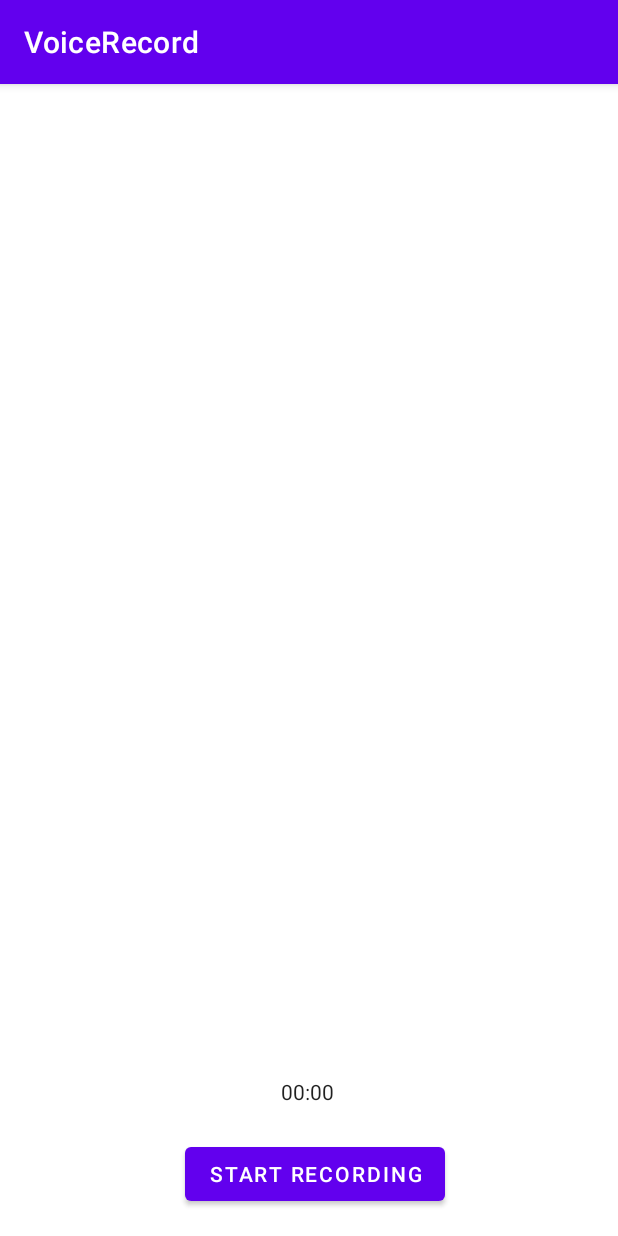
After one commit to MobileDevErgasia/MobileDevErgasia, an Android app: the VoiceRecordActivity screen opened directly, with no data from a screen before it, on a phone screen of 412 x 824 dp. The commit adds this screen. Run offline under Robolectric (Android 15) with nearby library versions, the phone set to English and light mode, and no system bars.

Commit message:
VoiceRecordActivity

```diff
--- a/app/src/main/AndroidManifest.xml
+++ b/app/src/main/AndroidManifest.xml
@@ -2,6 +2,9 @@
 <manifest xmlns:android="http://schemas.android.com/apk/res/android"
     package="com.example.mobiledevergasia">
 
+    <uses-permission android:name="android.permission.RECORD_AUDIO" />
+    <uses-permission android:name="android.permission.WRITE_EXTERNAL_STORAGE"/>
+    <uses-permission android:name="android.permission.READ_EXTERNAL_STORAGE"/>
     <application
         android:allowBackup="true"
         android:icon="@mipmap/ic_launcher"
@@ -9,6 +12,8 @@
         android:roundIcon="@mipmap/ic_launcher_round"
         android:supportsRtl="true"
         android:theme="@style/Theme.MobileDevErgasia">
+        <activity android:name=".VoiceRecordActivity"></activity>
+
         <activity android:name=".MainActivity">
             <intent-filter>
                 <action android:name="android.intent.action.MAIN" />
--- /dev/null
+++ b/app/src/main/java/com/example/mobiledevergasia/CustomArrayAdapter.java
@@ -0,0 +1,40 @@
+package com.example.mobiledevergasia;
+
+import android.content.Context;
+import android.view.LayoutInflater;
+import android.view.View;
+import android.view.ViewGroup;
+import android.widget.ArrayAdapter;
+import android.widget.ImageView;
+import android.widget.TextView;
+
+
+import androidx.annotation.NonNull;
+import androidx.annotation.Nullable;
+
+
+import java.util.ArrayList;
+
+public class CustomArrayAdapter extends ArrayAdapter<CustomItem> {
+    public CustomArrayAdapter(@NonNull Context context, int resource, @NonNull ArrayList<CustomItem> customLists ) {
+        super(context, resource, customLists);
+    }
+
+    @NonNull
+    @Override
+    public View getView(int position, @Nullable View convertView, @NonNull ViewGroup parent) {
+        View listItemView=convertView;
+        if (listItemView == null){
+            listItemView= LayoutInflater.from(getContext()).inflate(R.layout.line_layout,parent,false);
+        }
+
+        CustomItem currentItem= getItem(position);
+        ImageView image=(ImageView)listItemView.findViewById(R.id.image);
+        TextView desc=listItemView.findViewById(R.id.desc);
+        desc.setText(currentItem.getDesc());
+
+        return listItemView;
+
+    }
+
+}
--- /dev/null
+++ b/app/src/main/java/com/example/mobiledevergasia/CustomListHandler.java
@@ -0,0 +1,102 @@
+package com.example.mobiledevergasia;
+
+import android.content.Context;
+import android.media.MediaPlayer;
+import android.view.View;
+import android.widget.AdapterView;
+import android.widget.Chronometer;
+import android.widget.ListView;
+
+import java.io.File;
+import java.io.IOException;
+import java.util.ArrayList;
+
+public class CustomListHandler {
+
+    private final ArrayList<CustomItem> myList;
+    private ListView myListView;
+    private CustomArrayAdapter arrayAdapter;
+    private MediaPlayer mediaPlayer;
+
+    private boolean playing=false;
+
+    public CustomListHandler(View view, Context context){
+        myListView=view.findViewById(R.id.listView);
+        myList=new ArrayList<>();
+
+        File directory = new File(view.getContext().getExternalFilesDir(null) + "/MyRecording/"+"");
+        File[] files = directory.listFiles();
+
+        int fileLength=files.length;
+        //βαζει στην λιστα ολα τα αρχεια που υπαρχουν αποθηκευμενα
+        for (int i=0;i<fileLength;i++){
+            myList.add(new CustomItem(files[i].toString(),"" + i)); //Το i θα αλλαξει οταν βαλουμε την βαση
+
+        }
+
+        myListView.setOnItemClickListener(new AdapterView.OnItemClickListener() {
+            @Override
+            public void onItemClick(AdapterView<?> parent, View view, int position, long id) {
+                CustomItem item = (CustomItem)parent.getItemAtPosition(position);
+                if (!playing){
+                    System.out.println(" Ξεκιναω !!!");
+                    play(item.getPath());
+                }else{
+                    stop();
+                    System.out.println(" Σταματαω !!!!~");
+                }
+            }
+        });
+        arrayAdapter = new CustomArrayAdapter(context,0,myList);
+        myListView.setAdapter(arrayAdapter);
+    }
+
+    public void add(String path,String desc){
+        myList.add(new CustomItem(path,desc));
+        arrayAdapter.notifyDataSetChanged();
+    }
+
+    /**
+     * Παιζει την ηχογραφηση που πατηθηκε
+     * @param filePath το μονοπατι του αρχειου
+     */
+    protected  void play(String filePath){
+        //TODO : otan paizei kati kai patisw record,na stamatisei,ama kanw record na min ginetai tpt na patithoun ta alla.
+        //TODO : pote kanw release to mediaplayer.
+        mediaPlayer = new MediaPlayer();
+        playing=true;
+
+        try{
+
+            mediaPlayer.setDataSource(filePath);
+            mediaPlayer.prepare();
+            mediaPlayer.start();
+
+        }catch (IOException e){
+            e.printStackTrace();
+        }
+    }
+
+    /**
+     * Σταματανε να παιζουν ολα για να γινει ηχογραφηση
+     */
+    protected void stop(){
+        playing=false;
+        if(mediaPlayer!=null){
+            if(mediaPlayer.isPlaying()){
+                mediaPlayer.release();
+                mediaPlayer=null;
+            }
+        }
+    }
+
+    /**
+     * Αποδεσμευση του mediaplayer.Χρησιμοποιειται απο την VoiceRecordActivity
+     */
+    protected void clear(){
+        if (mediaPlayer != null) {
+            mediaPlayer.release();
+            mediaPlayer = null;
+        }
+    }
+}
--- /dev/null
+++ b/app/src/main/res/layout/activity_voice_record.xml
@@ -0,0 +1,61 @@
+<?xml version="1.0" encoding="utf-8"?>
+<androidx.constraintlayout.widget.ConstraintLayout xmlns:android="http://schemas.android.com/apk/res/android"
+    xmlns:app="http://schemas.android.com/apk/res-auto"
+    xmlns:tools="http://schemas.android.com/tools"
+    android:layout_width="match_parent"
+    android:layout_height="match_parent"
+    tools:context=".VoiceRecordActivity"
+    android:id="@+id/voiceRecord">
+
+
+    <Chronometer
+        android:id="@+id/simpleChronometer"
+        android:layout_width="wrap_content"
+        android:layout_height="wrap_content"
+        app:layout_constraintBottom_toBottomOf="parent"
+        app:layout_constraintEnd_toEndOf="parent"
+        app:layout_constraintHorizontal_bias="0.498"
+        app:layout_constraintStart_toStartOf="parent"
+        app:layout_constraintTop_toTopOf="parent"
+        app:layout_constraintVertical_bias="0.884" />
+
+    <Button
+        android:id="@+id/button"
+        android:layout_width="wrap_content"
+        android:layout_height="wrap_content"
+        android:text="@string/start_recording"
+        app:layout_constraintBottom_toBottomOf="parent"
+        app:layout_constraintEnd_toEndOf="parent"
+        app:layout_constraintHorizontal_bias="0.517"
+        app:layout_constraintStart_toStartOf="parent"
+        app:layout_constraintTop_toTopOf="parent"
+        app:layout_constraintVertical_bias="0.976" />
+
+    <ListView
+        android:id="@+id/listView"
+        android:layout_width="match_parent"
+        android:layout_height="300dp"
+        android:layout_marginTop="8dp"
+        android:layout_marginBottom="336dp"
+        android:background="#FFFFFF"
+        app:layout_constraintBottom_toTopOf="@+id/button"
+        app:layout_constraintEnd_toEndOf="parent"
+        app:layout_constraintHorizontal_bias="0.0"
+        app:layout_constraintStart_toStartOf="parent"
+        app:layout_constraintTop_toTopOf="parent"
+        app:layout_constraintVertical_bias="1.0" />
+
+    <EditText
+        android:id="@+id/textView"
+        android:layout_width="104dp"
+        android:layout_height="24dp"
+        android:layout_marginBottom="260dp"
+        android:background="#FFFFFF"
+        android:textAlignment="center"
+        android:textColor="#FFFFFF"
+        app:layout_constraintBottom_toBottomOf="parent"
+        app:layout_constraintEnd_toEndOf="parent"
+        app:layout_constraintHorizontal_bias="0.5"
+        app:layout_constraintStart_toStartOf="parent" />
+
+</androidx.constraintlayout.widget.ConstraintLayout>
--- a/app/src/main/res/values/strings.xml
+++ b/app/src/main/res/values/strings.xml
@@ -1,3 +1,7 @@
 <resources>
-    <string name="app_name">MobileDevErgasia</string>
+    <string name="app_name">VoiceRecord</string>
+    <string name="start_recording">Start Recording</string>
+    <string name="stop_recording">Stop Recording</string>
+    <string name="started_recording">Started recording</string>
+    <string name="stopped_recording">Finished recording</string>
 </resources>
```
Also changed, not shown: app/src/main/java/com/example/mobiledevergasia/CustomItem.java (added, +38 -0 lines), app/src/main/java/com/example/mobiledevergasia/MainActivity.java (+19 -1 lines), app/src/main/java/com/example/mobiledevergasia/VoiceRecordActivity.java (added, +249 -0 lines), app/src/main/res/layout/activity_main.xml (+5 -5 lines), app/src/main/res/layout/line_layout.xml (added, +28 -0 lines).
